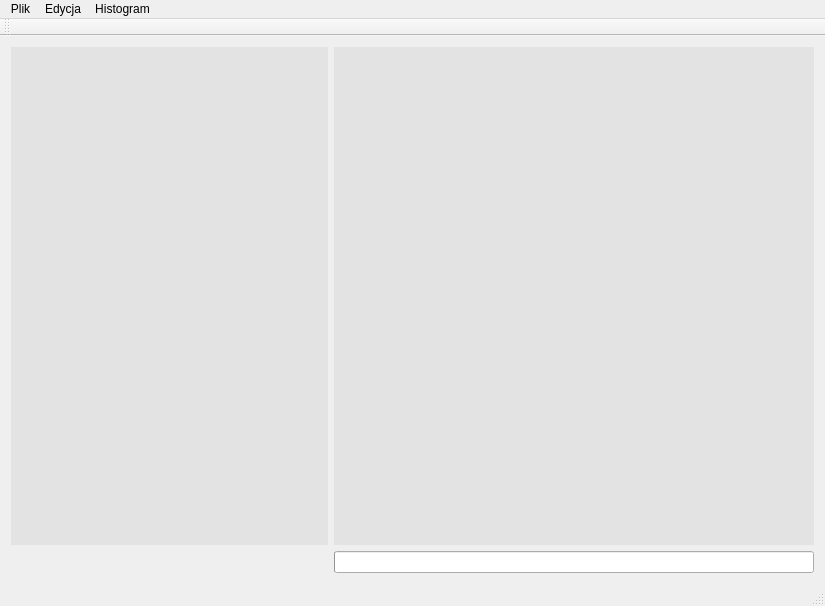
First picture: the form in mainwindow.ui, repository Zawartas/ProgramPOB, before the edit.
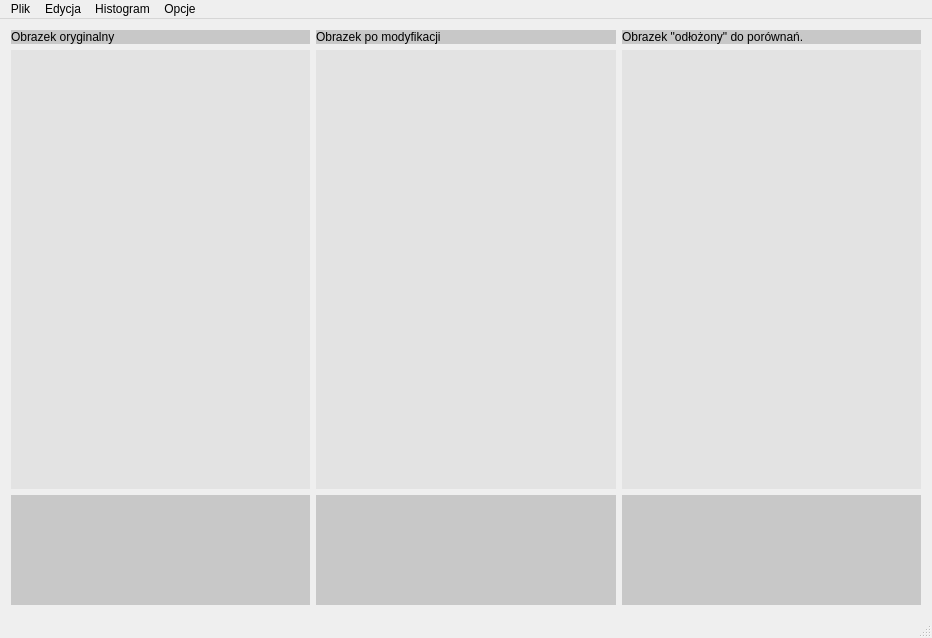
Second picture: the form after the edit. Custom widgets are drawn as their Qt base class.

The edit to the form file:
```diff
--- a/mainwindow.ui
+++ b/mainwindow.ui
@@ -6,8 +6,8 @@
    <rect>
     <x>0</x>
     <y>0</y>
-    <width>825</width>
-    <height>606</height>
+    <width>932</width>
+    <height>638</height>
    </rect>
   </property>
   <property name="windowTitle">
@@ -16,6 +16,20 @@
   <widget class="QWidget" name="centralWidget">
    <layout class="QGridLayout" name="gridLayout">
     <item row="0" column="0">
+     <layout class="QHBoxLayout" name="horizontalLayout" stretch="1,1,1">
+      <item>
+       <layout class="QVBoxLayout" name="verticalLayout_Lewy" stretch="0,4,1">
+        <item>
+         <widget class="QLabel" name="label">
+          <property name="styleSheet">
+           <string notr="true">background-color: rgb(200, 200, 200);</string>
+          </property>
+          <property name="text">
+           <string>Obrazek oryginalny</string>
+          </property>
+         </widget>
+        </item>
+        <item>
      <widget class="QLabel" name="labelObrazek">
       <property name="styleSheet">
        <string notr="true">background-color: rgb(227, 227, 227);
@@ -26,7 +40,34 @@
       </property>
      </widget>
     </item>
-    <item row="0" column="1">
+        <item>
+         <widget class="histogram_2" name="histogramLewy" native="true">
+          <property name="minimumSize">
+           <size>
+            <width>0</width>
+            <height>100</height>
+           </size>
+          </property>
+          <property name="styleSheet">
+           <string notr="true">background-color: rgb(200, 200, 200);</string>
+          </property>
+         </widget>
+        </item>
+       </layout>
+      </item>
+      <item>
+       <layout class="QVBoxLayout" name="verticalLayout_Centralny" stretch="0,4,1">
+        <item>
+         <widget class="QLabel" name="label_2">
+          <property name="styleSheet">
+           <string notr="true">background-color: rgb(200, 200, 200);</string>
+          </property>
+          <property name="text">
+           <string>Obrazek po modyfikacji</string>
+          </property>
+         </widget>
+        </item>
+        <item>
      <widget class="QLabel" name="labelOutputPicture">
       <property name="styleSheet">
        <string notr="true">background-color: rgb(227, 227, 227);</string>
@@ -36,30 +77,68 @@
       </property>
      </widget>
     </item>
-    <item row="1" column="1">
-     <widget class="QProgressBar" name="progressBar">
+        <item>
+         <widget class="histogram_2" name="histogramCentralny" native="true">
       <property name="minimumSize">
        <size>
         <width>0</width>
-        <height>0</height>
+            <height>100</height>
        </size>
       </property>
       <property name="maximumSize">
        <size>
-        <width>480</width>
+            <width>16777215</width>
         <height>16777215</height>
        </size>
       </property>
-      <property name="value">
-       <number>0</number>
-      </property>
-      <property name="alignment">
-       <set>Qt::AlignRight|Qt::AlignTrailing|Qt::AlignVCenter</set>
-      </property>
-      <property name="textVisible">
+          <property name="styleSheet">
+           <string notr="true">background-color: rgb(200, 200, 200);</string>
+          </property>
+         </widget>
+        </item>
+       </layout>
+      </item>
+      <item>
+       <layout class="QVBoxLayout" name="verticalLayout_Prawy" stretch="0,4,1">
+        <item>
+         <widget class="QLabel" name="label_3">
+          <property name="autoFillBackground">
        <bool>false</bool>
       </property>
-     </widget>
+          <property name="styleSheet">
+           <string notr="true">background-color: rgb(200, 200, 200);</string>
+          </property>
+          <property name="text">
+           <string>Obrazek &quot;odłożony&quot; do porównań.</string>
+          </property>
+         </widget>
+        </item>
+        <item>
+         <widget class="QLabel" name="labelOutputPicture2">
+          <property name="styleSheet">
+           <string notr="true">background-color: rgb(227, 227, 227);</string>
+          </property>
+          <property name="text">
+           <string/>
+          </property>
+         </widget>
+        </item>
+        <item>
+         <widget class="histogram_2" name="histogramPrawy" native="true">
+          <property name="minimumSize">
+           <size>
+            <width>0</width>
+            <height>100</height>
+           </size>
+          </property>
+          <property name="styleSheet">
+           <string notr="true">background-color: rgb(200, 200, 200);</string>
+          </property>
+         </widget>
+        </item>
+       </layout>
+      </item>
+     </layout>
     </item>
    </layout>
   </widget>
@@ -68,7 +147,7 @@
     <rect>
      <x>0</x>
      <y>0</y>
-     <width>825</width>
+     <width>932</width>
      <height>21</height>
     </rect>
    </property>
@@ -139,17 +218,18 @@
     <addaction name="actionPokazHistogramOryginalu"/>
     <addaction name="actionPokazHistogramZmodyfikowanego"/>
    </widget>
+   <widget class="QMenu" name="menuTryb_modyfikacji">
+    <property name="title">
+     <string>Opcje</string>
+    </property>
+    <addaction name="actionPowrotDoOryginalu"/>
+    <addaction name="actionZapamietajObrazDoPorownania"/>
+    <addaction name="actionPokazTabliceEXCEL"/>
+   </widget>
    <addaction name="menuplik"/>
    <addaction name="menuEdycja"/>
    <addaction name="menuHistogram"/>
-  </widget>
-  <widget class="QToolBar" name="mainToolBar">
-   <attribute name="toolBarArea">
-    <enum>TopToolBarArea</enum>
-   </attribute>
-   <attribute name="toolBarBreak">
-    <bool>false</bool>
-   </attribute>
+   <addaction name="menuTryb_modyfikacji"/>
   </widget>
   <widget class="QStatusBar" name="statusBar"/>
   <action name="actionOtworzPlik">
@@ -300,6 +380,14 @@
   </action>
  </widget>
  <layoutdefault spacing="6" margin="11"/>
+ <customwidgets>
+  <customwidget>
+   <class>histogram_2</class>
+   <extends>QWidget</extends>
+   <header>histogram_2.h</header>
+   <container>1</container>
+  </customwidget>
+ </customwidgets>
  <resources/>
  <connections/>
  <slots>
```
Left out of the diff: 176 changed lines with no effect on the pictures. Lines whose indentation alone changed are shown as unchanged.
